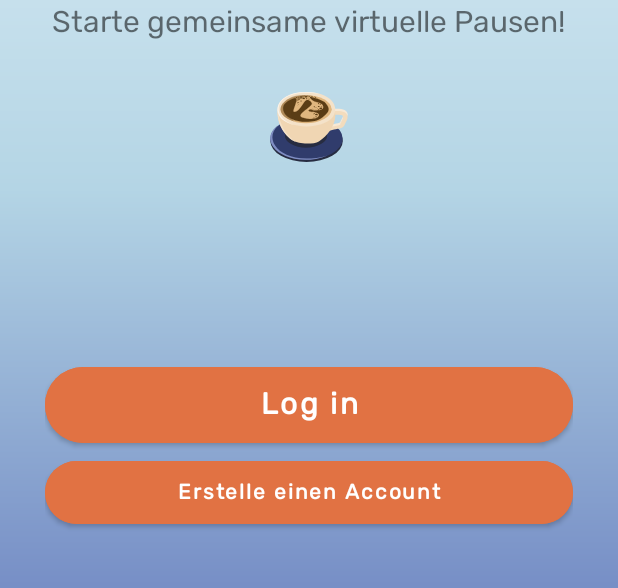
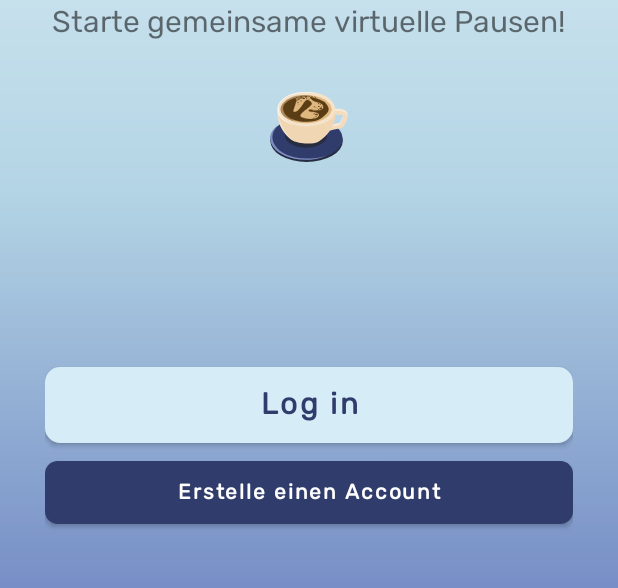
Before and after one commit to steffimk/VirtualBreakApp, an Android app: the screen it shows after launch (MainActivity), on a phone screen of 412 x 824 dp, the part 430-1018 px from its top. Run offline under Robolectric (Android 15) with nearby library versions, the phone set to English and light mode, and no system bars; our stand-ins replace Firebase (no records; nobody signed in at launch, a user with empty details on screens opened directly); Roboto replaces fonts that are not available here.

Commit message:
some small style changes, change button color for login views, shape change

```diff
--- a/app/src/main/res/layout/activity_log_in.xml
+++ b/app/src/main/res/layout/activity_log_in.xml
@@ -78,7 +78,6 @@
         android:layout_width="match_parent"
         android:layout_height="58dp"
         android:layout_marginHorizontal="40dp"
-        android:backgroundTint="@color/mandarin"
         android:text="@string/login_submit"
         android:textAllCaps="false"
         android:textColor="@color/light_gray"
--- a/app/src/main/res/layout/activity_main.xml
+++ b/app/src/main/res/layout/activity_main.xml
@@ -47,19 +47,17 @@
             android:layout_width="match_parent"
             android:layout_height="wrap_content"
             android:text="@string/log_in"
-            android:backgroundTint="@color/mandarin"
+            style="@style/MySpecialButton"
             android:id="@+id/loginButton"
             android:padding="10dp"
             android:textAllCaps="false"
             android:layout_marginTop="100dp"
-            android:textColor="@color/white"
             android:textSize="20sp" />
 
         <Button
             android:layout_width="match_parent"
             android:layout_height="wrap_content"
             android:text="@string/create_an_account"
-            android:backgroundTint="@color/mandarin"
             android:id="@+id/signupButton"
             android:padding="10dp"
             android:textAllCaps="false"
--- a/app/src/main/res/layout/activity_sign_in.xml
+++ b/app/src/main/res/layout/activity_sign_in.xml
@@ -132,9 +132,8 @@
         android:layout_marginTop="32dp"
         android:text="@string/signin_submit"
         android:textAllCaps="false"
-        android:textColor="@color/white"
         android:textSize="20sp"
-        android:backgroundTint="@color/mandarin"
+        style="@style/MySpecialButton"
         app:layout_constraintEnd_toEndOf="parent"
         app:layout_constraintHorizontal_bias="0.6"
         app:layout_constraintStart_toStartOf="parent"
--- a/app/src/main/res/layout/fragment_singlegroup_rooms.xml
+++ b/app/src/main/res/layout/fragment_singlegroup_rooms.xml
@@ -30,7 +30,6 @@
             android:id="@+id/grid_view"
             android:layout_width="match_parent"
             android:layout_height="match_parent"
-            android:layout_margin="10dp"
             android:numColumns="auto_fit"
             app:layout_constraintBottom_toBottomOf="parent"
             app:layout_constraintEnd_toEndOf="parent"
--- a/app/src/main/res/values/colors.xml
+++ b/app/src/main/res/values/colors.xml
@@ -28,6 +28,7 @@
     <color name="light_gray">#F4F4F4</color>
     <color name="light_gray2">#e8e8e8</color>
     <color name="light_blue">#F0F9FD</color>
+    <color name="lightish_blue">#D6ECF6</color>
 
     <color name="dark_brown">#634532</color>
     <color name="cafe">#B4816A</color>
--- a/app/src/main/res/values/themes.xml
+++ b/app/src/main/res/values/themes.xml
@@ -68,7 +68,7 @@
     <!--Button customised-->
     <style name="ShapeAppearance.App.SmallComponent" parent="ShapeAppearance.MaterialComponents.SmallComponent">
         <item name="cornerFamily">rounded</item>
-        <item name="cornerSize">50%</item>
+        <item name="cornerSize">20%</item>
     </style>
 
     <style name="ButtonStlyeOrange">
@@ -79,13 +79,14 @@
     </style>
 
     <style name="MySpecialButton" parent = "Widget.MaterialComponents.Button">
-        <item name="backgroundTint">@color/coffee</item>
+        <item name="backgroundTint">@color/lightish_blue</item>
+        <item name="android:textColor">@color/darkblue</item>
         <item name="android:padding">5dp</item>
         <item name="shapeAppearance">@style/MyShapeAppearance</item>
     </style>
 
     <style name="MyShapeAppearance" parent="ShapeAppearance.MaterialComponents.SmallComponent">
         <item name="cornerFamily">rounded</item>
-        <item name="cornerSize">10%</item>
+        <item name="cornerSize">20%</item>
     </style>
 </resources>
```
